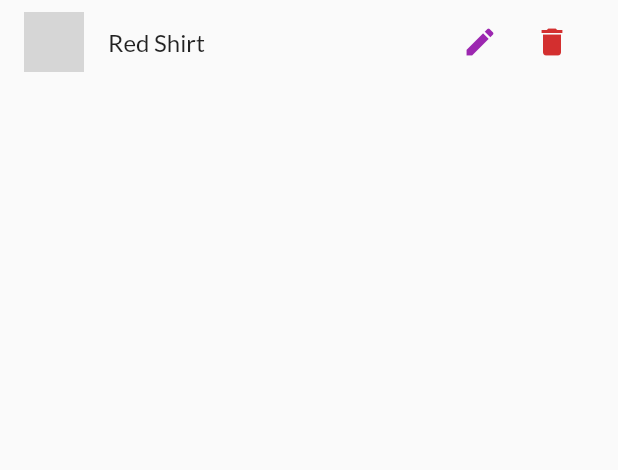
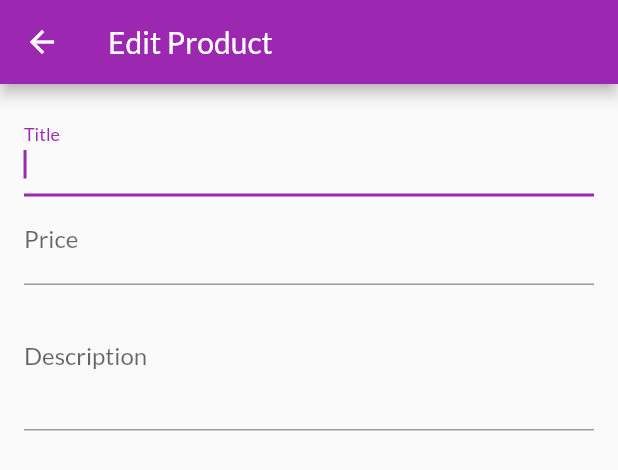
Before and after one commit to daopmdean/the-shop, a Flutter app: the UserProductItem widget shown alone on an empty page, opened directly with sample values from the repository, after a tap on the "edit" icon, on a phone screen of 412 x 824 dp. Shown: the top 470 px of the screen. Run offline on Flutter 3.47's test engine with Material 2 defaults, Android fonts, the phone set to English and light mode, and no system bars; network calls fail; grey boxes are pictures that could not be loaded.

Commit message:
form input

```diff
--- a/lib/main.dart
+++ b/lib/main.dart
@@ -5,6 +5,7 @@ import 'package:the_shop/provider/orders.dart';
 import 'package:the_shop/provider/products.dart';
 import 'package:the_shop/screen/OrdersScreen.dart';
 import 'package:the_shop/screen/cart_screen.dart';
+import 'package:the_shop/screen/edit_product_screen.dart';
 import 'package:the_shop/screen/product_detail_screen.dart';
 import 'package:the_shop/screen/products_overview_screen.dart';
 import 'package:the_shop/screen/user_products_screen.dart';
@@ -41,6 +42,7 @@ class MyApp extends StatelessWidget {
           CartScreen.routeName: (ctx) => CartScreen(),
           OrdersScreen.routeName: (ctx) => OrdersScreen(),
           UserProductsScreen.routeName: (ctx) => UserProductsScreen(),
+          EditProductScreen.routeName: (ctx) => EditProductScreen(),
         },
       ),
     );
--- /dev/null
+++ b/lib/screen/edit_product_screen.dart
@@ -0,0 +1,43 @@
+import 'package:flutter/material.dart';
+
+class EditProductScreen extends StatefulWidget {
+  static const routeName = '/editProduct';
+
+  @override
+  _EditProductScreenState createState() => _EditProductScreenState();
+}
+
+class _EditProductScreenState extends State<EditProductScreen> {
+  @override
+  Widget build(BuildContext context) {
+    return Scaffold(
+      appBar: AppBar(
+        title: Text('Edit Product'),
+      ),
+      body: Padding(
+        padding: const EdgeInsets.all(16.0),
+        child: Form(
+          child: ListView(
+            children: [
+              TextFormField(
+                decoration: InputDecoration(labelText: 'Title'),
+                textInputAction: TextInputAction.next,
+                autofocus: true,
+              ),
+              TextFormField(
+                decoration: InputDecoration(labelText: 'Price'),
+                textInputAction: TextInputAction.next,
+                keyboardType: TextInputType.numberWithOptions(decimal: true),
+              ),
+              TextFormField(
+                decoration: InputDecoration(labelText: 'Description'),
+                maxLines: 3,
+                keyboardType: TextInputType.multiline,
+              ),
+            ],
+          ),
+        ),
+      ),
+    );
+  }
+}
--- a/lib/widget/user_product_item.dart
+++ b/lib/widget/user_product_item.dart
@@ -1,5 +1,6 @@
 import 'package:flutter/material.dart';
 import 'package:the_shop/model/product.dart';
+import 'package:the_shop/screen/edit_product_screen.dart';
 
 class UserProductItem extends StatelessWidget {
   final Product prod;
@@ -22,13 +23,15 @@ class UserProductItem extends StatelessWidget {
           children: [
             IconButton(
               icon: Icon(Icons.edit),
-              onPressed: () {},
               color: Theme.of(context).primaryColor,
+              onPressed: () {
+                Navigator.of(context).pushNamed(EditProductScreen.routeName);
+              },
             ),
             IconButton(
               icon: Icon(Icons.delete),
+              color: Theme.of(context).errorColor,
               onPressed: () {},
-              color: Theme.of(context).errorColor,
             ),
           ],
         ),
```
